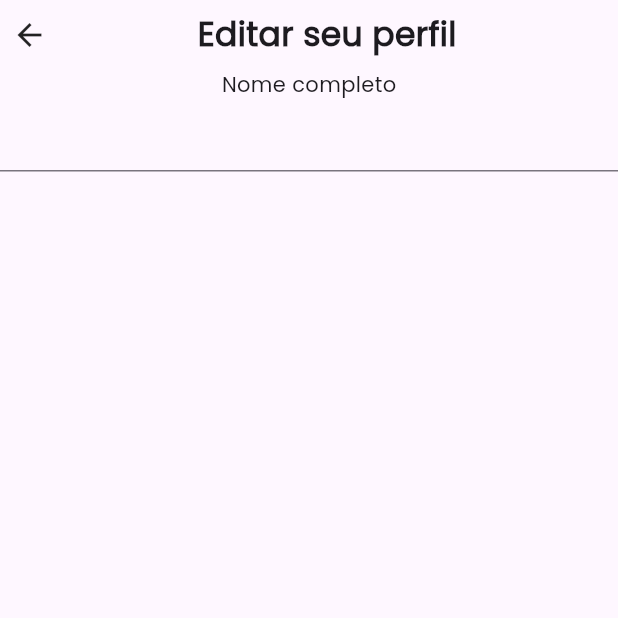
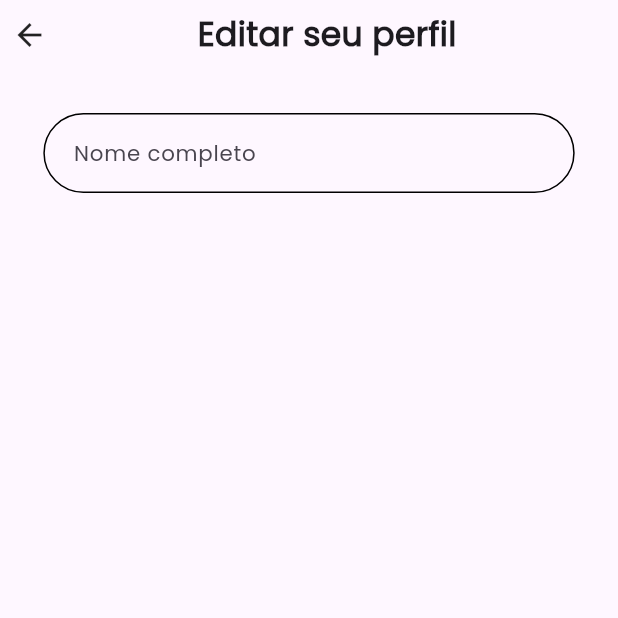
Before and after one commit to iru-Y/course_app, a Flutter app: the ProfileUser screen opened by its route, on a phone screen of 412 x 824 dp, the top half of it. Run offline on Flutter 3.47's test engine with Material 3 defaults, Android fonts, the phone set to English and light mode, and no system bars; our stand-ins replace file_picker, flutter_screenutil, video_player; missing offline and left inert: video_thumbnail_imageview.

```diff
--- a/lib/user/profile_user.dart
+++ b/lib/user/profile_user.dart
@@ -27,7 +27,7 @@ class ProfileUser extends StatelessWidget {
                 ],
               ),
             ),
-            CustomForm(text: 'Nome completo', controller: fullNameController,),
+            CustomForm(hintText: 'Nome completo', controller:  fullNameController,),
           ],
         ),
       ),
--- a/lib/video/video_player_page.dart
+++ b/lib/video/video_player_page.dart
@@ -4,6 +4,8 @@ import 'package:flutter/material.dart';
 import 'package:video_player/video_player.dart';
 
 class VideoPlayerPage extends StatefulWidget {
+  const VideoPlayerPage({super.key});
+
   @override
   _VideoPlayerPageState createState() => _VideoPlayerPageState();
 }
--- a/lib/video/video_upload.dart
+++ b/lib/video/video_upload.dart
@@ -5,7 +5,7 @@ import 'package:flutter/material.dart';
 import 'package:video_thumbnail_imageview/video_thumbnail_imageview.dart';
 
 class VideoUpload extends StatefulWidget {
-  const VideoUpload({Key? key}) : super(key: key);
+  const VideoUpload({super.key});
 
   @override
   State<VideoUpload> createState() => _VideoUploadState();
--- a/lib/widgets/form.dart
+++ b/lib/widgets/form.dart
@@ -1,15 +1,33 @@
 import 'package:flutter/material.dart';
+import 'package:flutter_screenutil/flutter_screenutil.dart';
 
 class CustomForm extends StatelessWidget {
-  const CustomForm({super.key, this.text, this.controller});
+  const CustomForm({super.key, this.hintText, this.controller});
 
-  final String? text;
-  final  TextEditingController? controller;
+  final String? hintText;
+  final TextEditingController? controller;
 
   @override
   Widget build(BuildContext context) {
-    return Column(
-      children: [Text('$text'), TextField(controller: controller)],
+    return Container(
+      margin: EdgeInsets.all(30.w),
+      padding: EdgeInsets.symmetric(horizontal: 20.w),
+      width: double.infinity,
+      height: 60.h,
+      decoration: BoxDecoration(
+        borderRadius: BorderRadius.circular(30),
+        border: Border.all(color: Colors.black),
+      ),
+      child: Center(
+        child: TextField(
+          controller: controller,
+          decoration: InputDecoration(
+            hintText: hintText,
+            border: InputBorder.none,
+          ),
+          style: TextStyle(fontSize: 16.sp),
+        ),
+      ),
     );
   }
 }
```
Also changed, not shown: lib/user/register_model.dart (+8 -8 lines), lib/widgets/drawer_menu.dart (+10 -2 lines), pubspec.lock, 1 other file.
